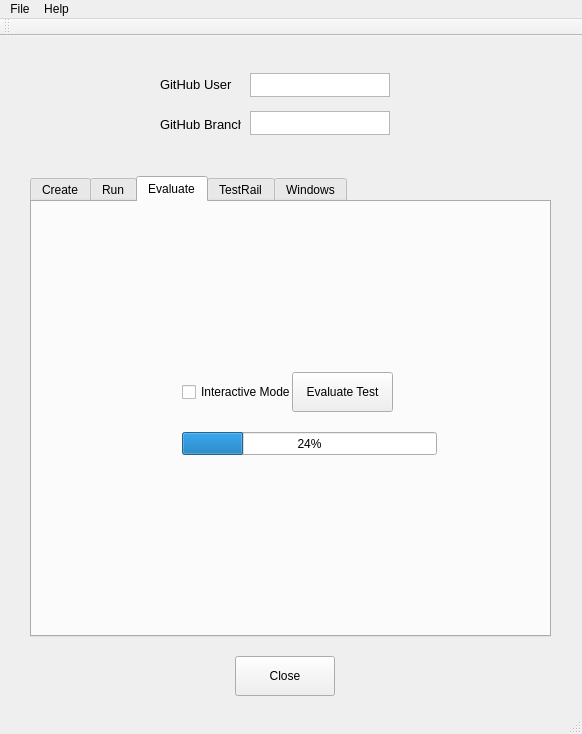
Before: the Qt Designer form tools/auto-tester/src/ui/AutoTester.ui in vircadia/vircadia-native-core, drawn with Qt 5.
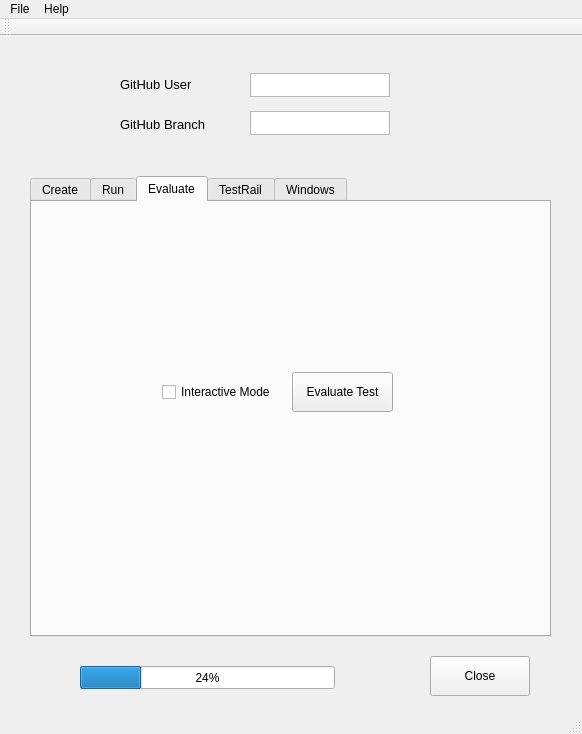
After: the same form once the commit is applied. The open tabs and pages were chosen to show the change.

The edit to the form file:
```diff
--- a/tools/auto-tester/src/ui/AutoTester.ui
+++ b/tools/auto-tester/src/ui/AutoTester.ui
@@ -23,7 +23,7 @@
    <widget class="QPushButton" name="closeButton">
     <property name="geometry">
      <rect>
-      <x>235</x>
+      <x>430</x>
       <y>620</y>
       <width>100</width>
       <height>40</height>
@@ -176,25 +176,12 @@
      <attribute name="title">
       <string>Evaluate</string>
      </attribute>
-     <widget class="QProgressBar" name="progressBar">
-      <property name="geometry">
-       <rect>
-        <x>150</x>
-        <y>230</y>
-        <width>255</width>
-        <height>23</height>
-       </rect>
-      </property>
-      <property name="value">
-       <number>24</number>
-      </property>
-     </widget>
      <widget class="QCheckBox" name="checkBoxInteractiveMode">
       <property name="geometry">
        <rect>
-        <x>150</x>
+        <x>130</x>
         <y>180</y>
-        <width>131</width>
+        <width>120</width>
         <height>20</height>
        </rect>
       </property>
@@ -327,9 +314,9 @@
    <widget class="QLabel" name="label_3">
     <property name="geometry">
      <rect>
-      <x>160</x>
+      <x>120</x>
       <y>80</y>
-      <width>81</width>
+      <width>110</width>
       <height>16</height>
      </rect>
     </property>
@@ -365,9 +352,9 @@
    <widget class="QLabel" name="label_4">
     <property name="geometry">
      <rect>
-      <x>160</x>
+      <x>120</x>
       <y>40</y>
-      <width>81</width>
+      <width>110</width>
       <height>16</height>
      </rect>
     </property>
@@ -380,6 +367,19 @@
      <string>GitHub User</string>
     </property>
    </widget>
+   <widget class="QProgressBar" name="progressBar">
+    <property name="geometry">
+     <rect>
+      <x>80</x>
+      <y>630</y>
+      <width>255</width>
+      <height>23</height>
+     </rect>
+    </property>
+    <property name="value">
+     <number>24</number>
+    </property>
+   </widget>
   </widget>
   <widget class="QMenuBar" name="menuBar">
    <property name="geometry">
```
Left out of the diff: 4 changed lines with no effect on the pictures.
